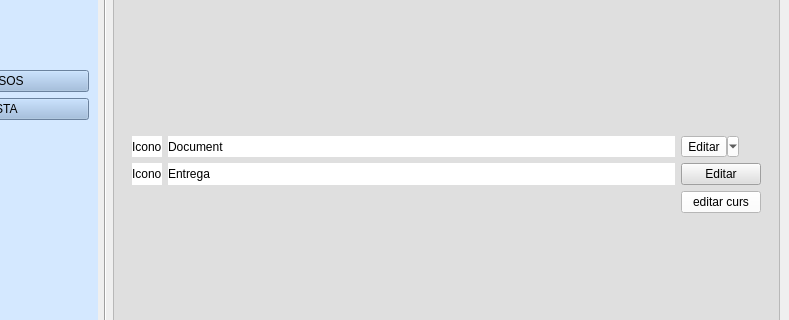
Above: ProtoAules/Screens/inici_professor.ui from JPerpi/ProtoAules before the change; both pictures show x 111 to 900 and y 108 to 428 of the 900 by 672 pixel window. Below: the same form after it.
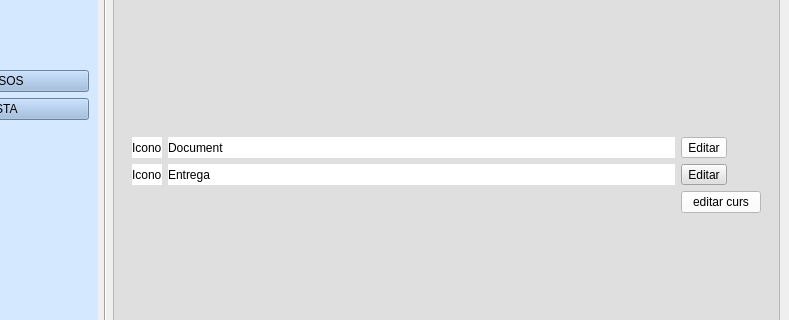
That is the form after the change. Icons and pictures are not drawn.

Diff of the .ui file:
```diff
--- a/ProtoAules/Screens/inici_professor.ui
+++ b/ProtoAules/Screens/inici_professor.ui
@@ -356,16 +356,6 @@
                     </property>
                    </widget>
                   </item>
-                  <item row="1" column="2">
-                   <widget class="QPushButton" name="pushButton_2">
-                    <property name="toolTip">
-                     <string>background-color: rgb(255, 255, 255);</string>
-                    </property>
-                    <property name="text">
-                     <string>Editar</string>
-                    </property>
-                   </widget>
-                  </item>
                   <item row="2" column="2">
                    <widget class="QPushButton" name="pushButton_3">
                     <property name="styleSheet">
@@ -386,7 +376,7 @@
                      <string>Editar</string>
                     </property>
                     <property name="popupMode">
-                     <enum>QToolButton::MenuButtonPopup</enum>
+                     <enum>QToolButton::InstantPopup</enum>
                     </property>
                     <property name="toolButtonStyle">
                      <enum>Qt::ToolButtonTextOnly</enum>
@@ -399,6 +389,13 @@
                     </property>
                    </widget>
                   </item>
+                  <item row="1" column="2">
+                   <widget class="QToolButton" name="toolButton">
+                    <property name="text">
+                     <string>Editar</string>
+                    </property>
+                   </widget>
+                  </item>
                  </layout>
                 </item>
                </layout>
```
Left out of the diff: 20 changed lines with no effect on the pictures.
